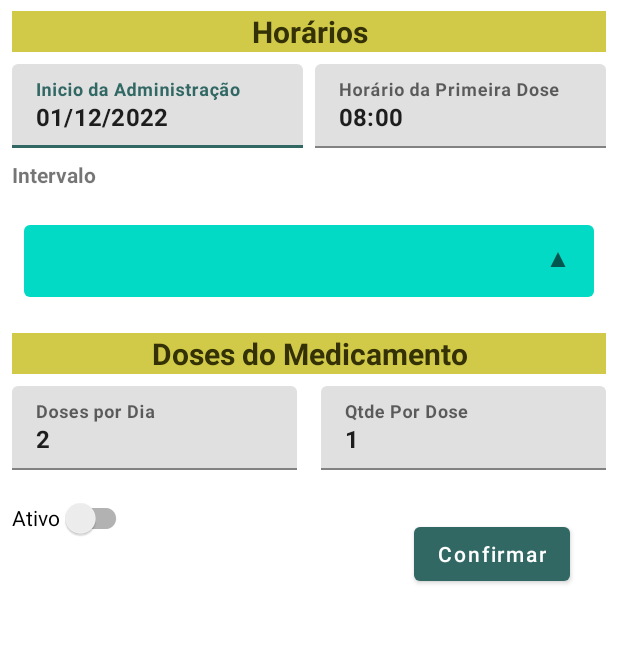
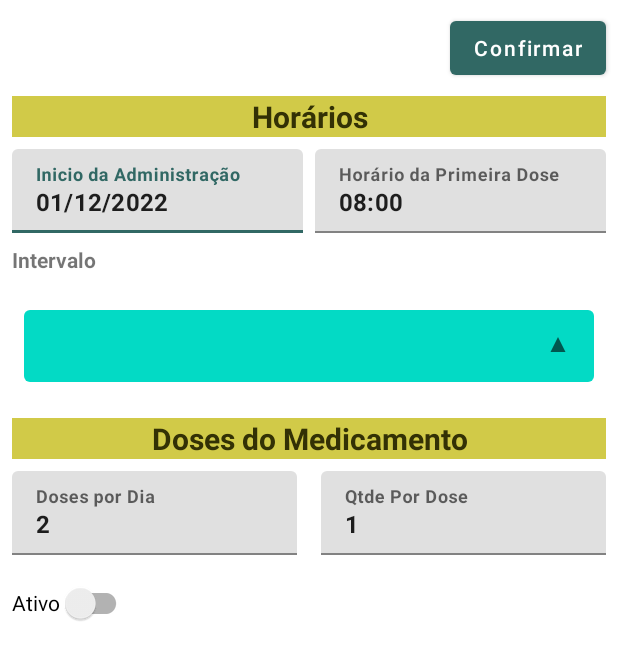
Before and after one commit to casdea/tcc-engenharia-da-computacao, an Android app: the layout activity_horario.xml on its own in the app's theme, with its tools: preview values and no code run, on a phone screen of 412 x 824 dp. Shown: the top 660 px of the screen. Run offline under Robolectric (Android 15) with nearby library versions, the phone set to English and light mode, and no system bars.

Commit message:
fase16-ajustes-apos-tcc

```diff
--- a/projetos/amu/app/src/main/java/br/ufpa/app/android/amu/v1/activity/BemVindoActivity.java
+++ b/projetos/amu/app/src/main/java/br/ufpa/app/android/amu/v1/activity/BemVindoActivity.java
@@ -53,7 +53,7 @@ public class BemVindoActivity extends IntroActivity implements View.OnClickListe
         {
             App.usuario = null;
             startActivity(new Intent(this, UsuarioActivity.class));
-            finish();
+            //finish();
         }
     }
 
--- a/projetos/amu/app/src/main/java/br/ufpa/app/android/amu/v1/activity/MedicamentoActivity.java
+++ b/projetos/amu/app/src/main/java/br/ufpa/app/android/amu/v1/activity/MedicamentoActivity.java
@@ -78,7 +78,7 @@ public class MedicamentoActivity extends AppCompatActivity implements PickTimeLi
         App.escutandoComando = false;
 
         ActionBar actionBar = getSupportActionBar();
-        getSupportActionBar().hide();
+        //getSupportActionBar().hide();
 
         // showing the back button in action bar
         actionBar.setDisplayHomeAsUpEnabled(true);
--- a/projetos/amu/app/src/main/java/br/ufpa/app/android/amu/v1/fragments/HorariosFragment.java
+++ b/projetos/amu/app/src/main/java/br/ufpa/app/android/amu/v1/fragments/HorariosFragment.java
@@ -91,7 +91,7 @@ public class HorariosFragment extends Fragment implements DetalheMedicamentoActi
                     }
                 }));
 
-        FloatingActionButton fab = view.findViewById(R.id.floatingActionButton);
+/*        FloatingActionButton fab = view.findViewById(R.id.floatingActionButton);
         fab.setOnClickListener(view1 -> {
             if (App.tipoPerfil.equals(TipoPerfil.PCD_VISAO_REDUZIDA)) {
                 gerenteServicosListener.executarAcao(Constantes.ACAO_CHAMAR_COMANDO_VOZ, 0);
@@ -102,7 +102,7 @@ public class HorariosFragment extends Fragment implements DetalheMedicamentoActi
                 mnutencaoHorarioActivityResultLauncher.launch(intent);
             }
         });
-
+*/
         return view;
     }
 
--- /dev/null
+++ b/projetos/amu/app/src/main/res/drawable/baseline_local_pharmacy_24.xml
@@ -0,0 +1,5 @@
+<vector android:height="24dp" android:tint="#000000"
+    android:viewportHeight="24" android:viewportWidth="24"
+    android:width="24dp" xmlns:android="http://schemas.android.com/apk/res/android">
+    <path android:fillColor="@android:color/white" android:pathData="M21,5h-2.64l1.14,-3.14L17.15,1l-1.46,4L3,5v2l2,6 -2,6v2h18v-2l-2,-6 2,-6L21,5zM16,14h-3v3h-2v-3L8,14v-2h3L11,9h2v3h3v2z"/>
+</vector>
--- a/projetos/amu/app/src/main/res/layout/activity_horario.xml
+++ b/projetos/amu/app/src/main/res/layout/activity_horario.xml
@@ -6,12 +6,26 @@
     android:layout_height="match_parent"
     tools:context=".activity.HorarioActivity">
 
+    <Button
+        android:id="@+id/btnConfirmar"
+        android:layout_width="0dp"
+        android:layout_height="wrap_content"
+        android:layout_marginTop="8dp"
+        android:layout_marginEnd="8dp"
+        android:layout_marginBottom="8dp"
+        android:contentDescription="@string/Botao_Confirmar_Registro_Medicamento"
+        android:text="@string/confirmar"
+        android:textAllCaps="false"
+        app:layout_constraintBottom_toTopOf="@+id/textView9"
+        app:layout_constraintEnd_toEndOf="parent"
+        app:layout_constraintTop_toTopOf="parent" />
+
     <TextView
         android:id="@+id/textView9"
         android:layout_width="0dp"
         android:layout_height="wrap_content"
         android:layout_marginStart="8dp"
-        android:layout_marginTop="7dp"
+        android:layout_marginTop="8dp"
         android:layout_marginEnd="8dp"
         android:background="#D1CA48"
         android:text="@string/horarios"
@@ -21,7 +35,7 @@
         android:textStyle="bold"
         app:layout_constraintEnd_toEndOf="parent"
         app:layout_constraintStart_toStartOf="parent"
-        app:layout_constraintTop_toTopOf="parent" />
+        app:layout_constraintTop_toBottomOf="@+id/btnConfirmar" />
 
     <com.google.android.material.textfield.TextInputLayout
         android:id="@+id/textInpLayInicioAdministracao"
@@ -39,11 +53,11 @@
             android:layout_height="wrap_content"
             android:clickable="true"
             android:enabled="true"
+            android:focusable="true"
+            android:hint="@string/inicio_administracao"
             android:inputType="date"
-            android:hint="@string/inicio_administracao"
             android:text="@string/exemplo_data_hora"
-            android:textStyle="bold"
-            android:focusable="true" />
+            android:textStyle="bold" />
     </com.google.android.material.textfield.TextInputLayout>
 
     <com.google.android.material.textfield.TextInputLayout
@@ -171,22 +185,10 @@
         android:layout_height="wrap_content"
         android:layout_marginStart="8dp"
         android:layout_marginTop="8dp"
+        android:contentDescription="Ativado ou Desativado"
         android:minHeight="48dp"
-        android:contentDescription="Ativado ou Desativado"
         android:text="@string/ativo"
         app:layout_constraintStart_toStartOf="parent"
         app:layout_constraintTop_toBottomOf="@+id/textInpLayDosesDia" />
 
-    <Button
-        android:id="@+id/btnConfirmar"
-        android:layout_width="wrap_content"
-        android:layout_height="wrap_content"
-        android:layout_marginTop="32dp"
-        android:layout_marginEnd="32dp"
-        android:contentDescription="@string/Botao_Confirmar_Registro_Medicamento"
-        android:text="@string/confirmar"
-        android:textAllCaps="false"
-        app:layout_constraintEnd_toEndOf="parent"
-        app:layout_constraintTop_toBottomOf="@+id/textInpLayQtdeDose" />
-
 </androidx.constraintlayout.widget.ConstraintLayout>
--- a/projetos/amu/app/src/main/res/values/strings.xml
+++ b/projetos/amu/app/src/main/res/values/strings.xml
@@ -34,6 +34,7 @@
     <string name="apelido_medicamento">Apelido do Medicamento</string>
     <string name="click_aqui">Click aqui para\nSelecionar a COR</string>
     <string name="horarios">Horários</string>
+    <string name="Estoque">Estoque</string>
     <string name="registro_horarios">Registro de Horário</string>
     <string name="detalhes">Detalhes</string>
     <string name="inicio_administracao">Inicio da Administração</string>
@@ -115,8 +116,8 @@
     <string name="sair">Sair</string>
     <string name="novoMedicamento">Novo Medicamento</string>
     <string name="novoHorario">Novo Horário</string>
-    <string name="exemplo_qtde_cadastrados">10</string>
-    <string name="exemplo_horario_vencido">3</string>
+    <string name="exemplo_qtde_cadastrados">0</string>
+    <string name="exemplo_horario_vencido">0</string>
     <string name="lista_de_medicamentos_cadastrados">Lista de Medicamentos Cadastrados</string>
     <string name="area_cor_selecionada">Área da Cor</string>
     <string name="clique_na_area_nao_lado_para_escolher_numa_cor">Clique aqui para selecionar uma cor</string>
```
Also changed, not shown: projetos/amu/app/src/main/java/br/ufpa/app/android/amu/v1/activity/DetalheMedicamentoActivity.java (+43 -21 lines), projetos/amu/app/src/main/java/br/ufpa/app/android/amu/v1/activity/PrincipalActivity.java (+5 -4 lines), projetos/amu/app/src/main/res/layout/activity_detalhe_anvisa.xml (+6 -4 lines), projetos/amu/app/src/main/res/layout/activity_detalhe_medicamento.xml (+52 -18 lines), projetos/amu/app/src/main/res/layout/fragment_horario_list.xml (+0 -13 lines), 2 other files.
